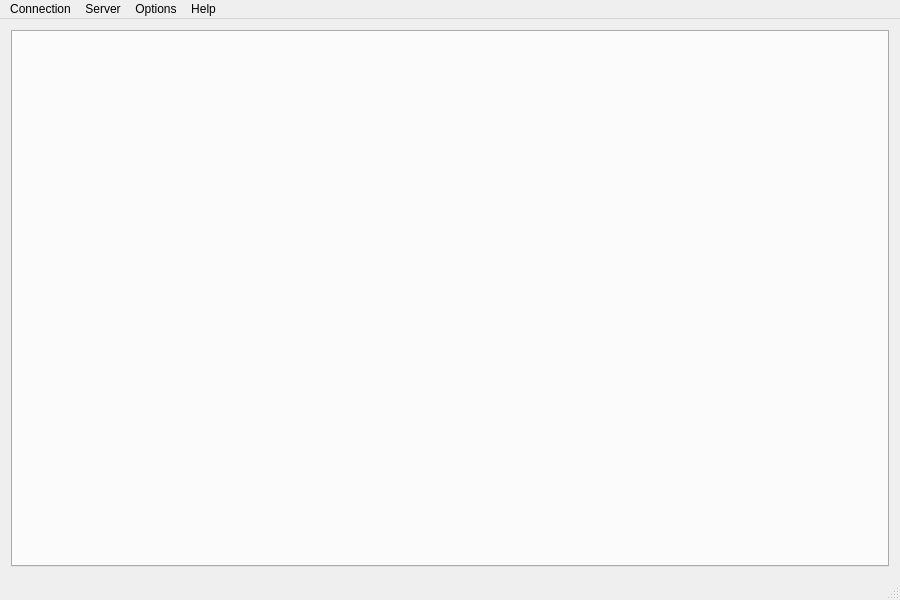
The window that mainwindow.ui (tjohnman/Obsession) describes before a commit, drawn with Qt 5.
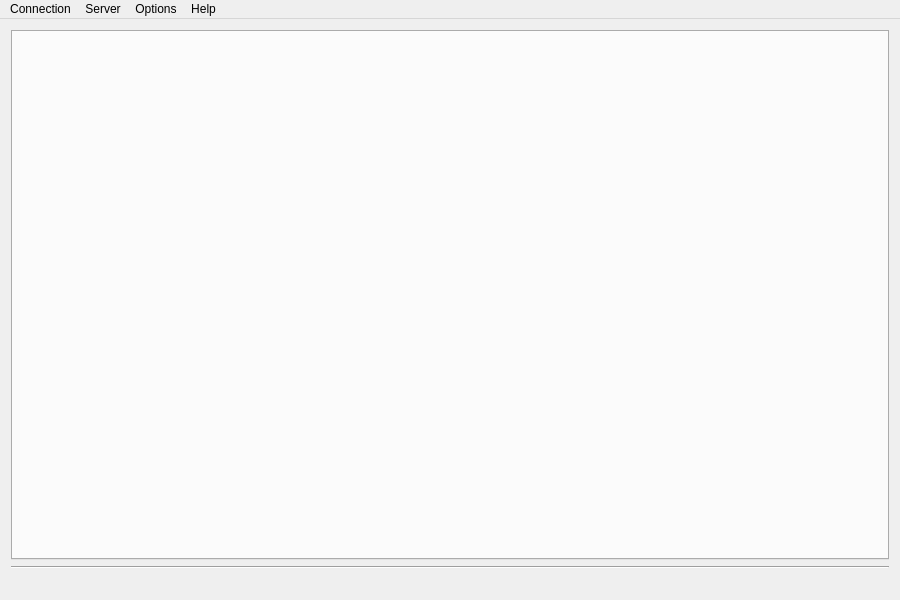
The same window after the commit. Icons and pictures are not drawn.

Commit message: Hopefully improved status line.

```diff
--- a/mainwindow.ui
+++ b/mainwindow.ui
@@ -28,6 +28,8 @@
    </property>
    <layout class="QHBoxLayout" name="horizontalLayout_2">
     <item>
+     <layout class="QVBoxLayout" name="verticalLayout">
+      <item>
      <widget class="QTabWidget" name="tabWidget">
       <property name="tabShape">
        <enum>QTabWidget::Rounded</enum>
@@ -43,6 +45,25 @@
       </property>
      </widget>
     </item>
+      <item>
+       <widget class="Line" name="line">
+        <property name="orientation">
+         <enum>Qt::Horizontal</enum>
+        </property>
+       </widget>
+      </item>
+      <item>
+       <widget class="QLabel" name="statusLabel">
+        <property name="text">
+         <string/>
+        </property>
+        <property name="textFormat">
+         <enum>Qt::RichText</enum>
+        </property>
+       </widget>
+      </item>
+     </layout>
+    </item>
    </layout>
   </widget>
   <widget class="QMenuBar" name="menuBar">
@@ -103,14 +124,6 @@
    <addaction name="menuOptions"/>
    <addaction name="menuHelp"/>
   </widget>
-  <widget class="QStatusBar" name="statusBar">
-   <property name="sizePolicy">
-    <sizepolicy hsizetype="Expanding" vsizetype="Preferred">
-     <horstretch>0</horstretch>
-     <verstretch>0</verstretch>
-    </sizepolicy>
-   </property>
-  </widget>
   <action name="actionOpen_Connection">
    <property name="icon">
     <iconset resource="resources.qrc">
```
Lines whose indentation alone changed are shown as unchanged. The commit also changes 1 other file.
